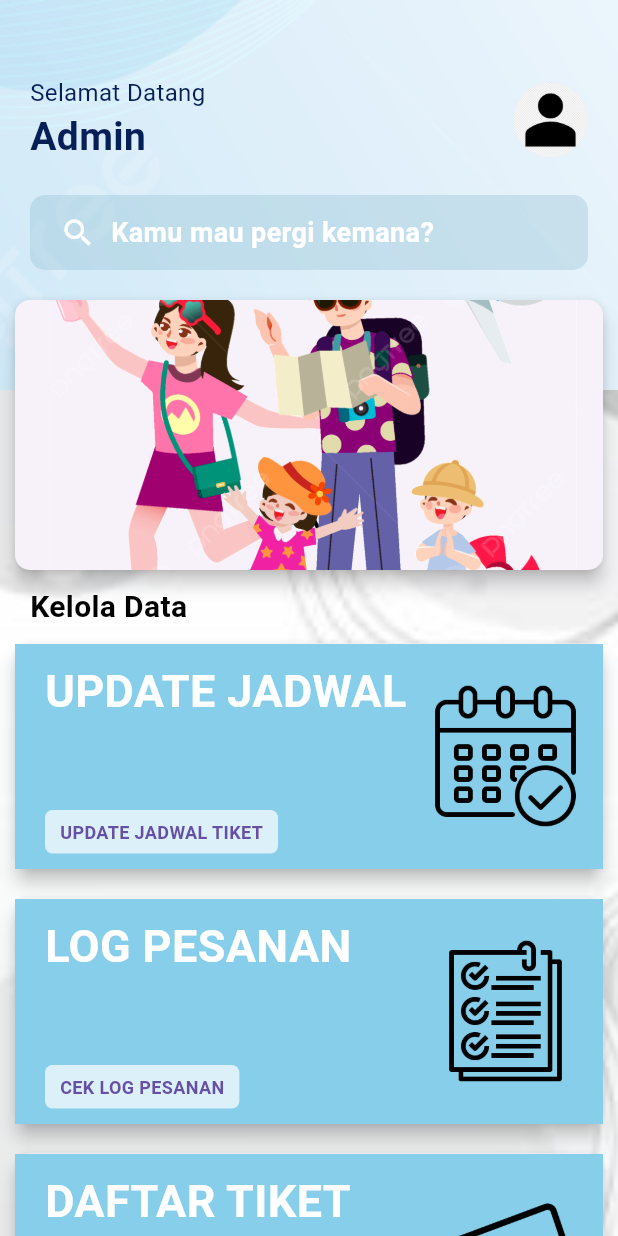
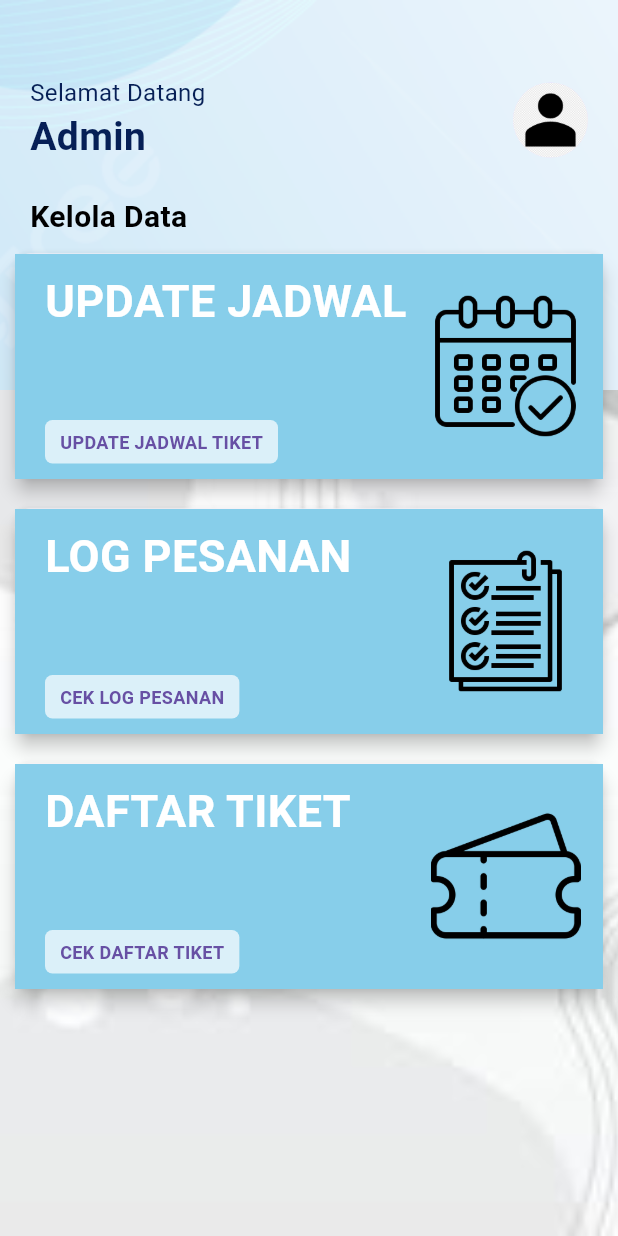
Before and after one commit to ROBBYARSANI/mobile_app, a Flutter app: the HomeScreen screen opened directly, on a phone screen of 412 x 824 dp. Run offline on Flutter 3.47's test engine with Material 3 defaults, Android fonts, the phone set to English and light mode, and no system bars.

Commit message:
update 2

```diff
--- a/lib/admin/admin.dart
+++ b/lib/admin/admin.dart
@@ -83,44 +83,6 @@ class HomeScreen extends StatelessWidget {
                   ),
                 ),
                 const SizedBox(height: 20),
-                Container(
-                  margin: const EdgeInsets.symmetric(horizontal: 20),
-                  padding: const EdgeInsets.symmetric(horizontal: 20),
-                  decoration: BoxDecoration(
-                    color: const Color.fromARGB(255, 130, 183, 202)
-                        .withOpacity(0.3),
-                    borderRadius: BorderRadius.circular(10),
-                  ),
-                  height: 50,
-                  child: const Row(
-                    children: [
-                      Icon(Icons.search, color: Colors.white),
-                      SizedBox(width: 10),
-                      Text(
-                        "Kamu mau pergi kemana?",
-                        style: TextStyle(
-                          color: Colors.white,
-                          fontSize: 18,
-                          fontWeight: FontWeight.bold,
-                        ),
-                      ),
-                    ],
-                  ),
-                ),
-                const SizedBox(height: 10),
-                Card(
-                  margin: const EdgeInsets.all(10),
-                  shape: RoundedRectangleBorder(
-                    borderRadius: BorderRadius.circular(10),
-                  ),
-                  elevation: 5,
-                  child: Image.asset(
-                    'assets/bg_banner.png',
-                    height: 180,
-                    width: double.infinity,
-                    fit: BoxFit.cover,
-                  ),
-                ),
                 const Padding(
                   padding: EdgeInsets.only(left: 20),
                   child: Align(
--- a/pubspec.yaml
+++ b/pubspec.yaml
@@ -18,5 +18,6 @@ dev_dependencies:
 flutter:
   assets:
     - assets/
+    - assets/ic_jadwal.png
 
   uses-material-design: true
```
